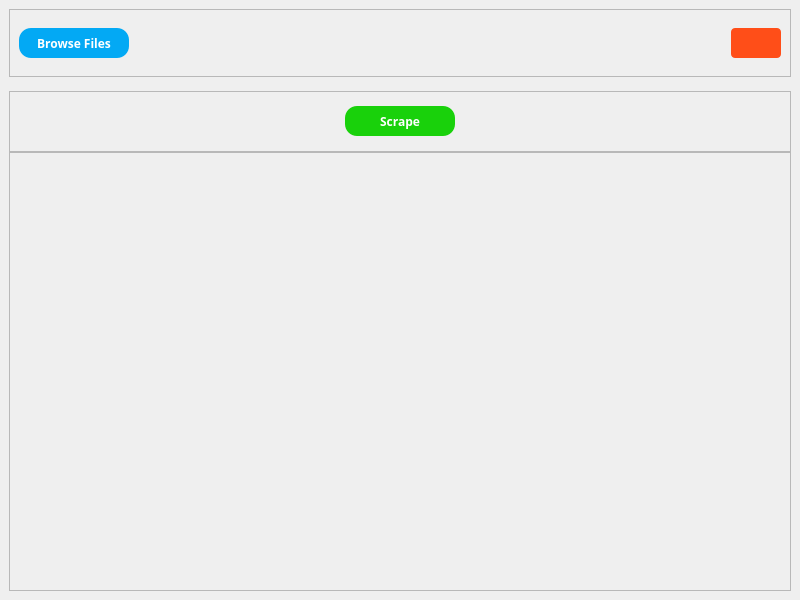
Old version of the form untitled.ui in the repository medhatjachour/c4.
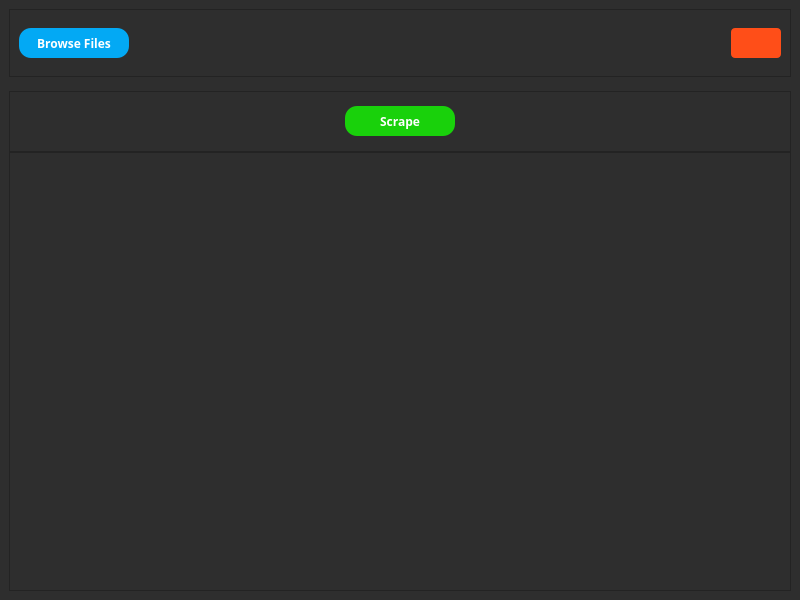
New version of the form. Icons and pictures are not drawn.

Commit message: docs: add readme

The edit to the form file:
```diff
--- a/untitled.ui
+++ b/untitled.ui
@@ -14,6 +14,11 @@
    <string>MainWindow</string>
   </property>
   <widget class="QWidget" name="centralwidget">
+   <property name="styleSheet">
+    <string notr="true">
+                background-color: #2e2e2e;
+                color: #ffffff;		</string>
+   </property>
    <layout class="QVBoxLayout" name="verticalLayout">
     <property name="spacing">
      <number>0</number>
```
The commit also changes 1 other file.
